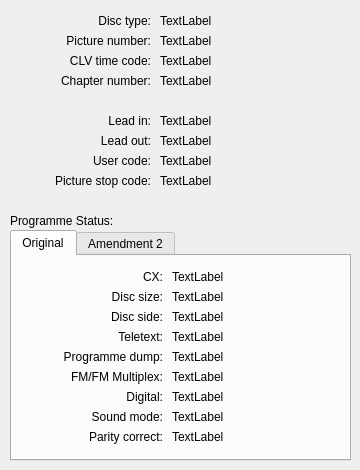
Old version of the form tools/ld-analyse/vbidialog.ui in the repository happycube/ld-decode.
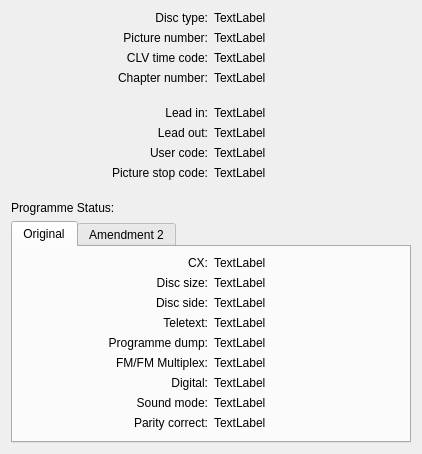
New version of the form. The open tabs and pages were chosen to show the change.

The edit to the form file:
```diff
--- a/tools/ld-analyse/vbidialog.ui
+++ b/tools/ld-analyse/vbidialog.ui
@@ -25,15 +25,58 @@
   <property name="windowTitle">
    <string>Decoded VBI</string>
   </property>
+  <layout class="QVBoxLayout" name="verticalLayout">
+   <property name="sizeConstraint">
+    <enum>QLayout::SetFixedSize</enum>
+   </property>
+   <item>
+    <widget class="QWidget" name="widget" native="true">
+     <layout class="QGridLayout" name="gridLayout">
+      <property name="leftMargin">
+       <number>0</number>
+      </property>
+      <property name="topMargin">
+       <number>0</number>
+      </property>
+      <property name="rightMargin">
+       <number>0</number>
+      </property>
+      <property name="bottomMargin">
+       <number>0</number>
+      </property>
+      <item row="5" column="1">
+       <widget class="QLabel" name="leadInLabel">
+        <property name="text">
+         <string>TextLabel</string>
+        </property>
+       </widget>
+      </item>
+      <item row="9" column="1">
+       <widget class="QLabel" name="userCodeLabel">
+        <property name="text">
+         <string>TextLabel</string>
+        </property>
+       </widget>
+      </item>
+      <item row="8" column="1">
+       <widget class="QLabel" name="leadOutLabel">
+        <property name="text">
+         <string>TextLabel</string>
+        </property>
+       </widget>
+      </item>
+      <item row="2" column="0">
+       <widget class="QLabel" name="label_7">
+        <property name="text">
+         <string>CLV time code:</string>
+        </property>
+        <property name="alignment">
+         <set>Qt::AlignRight|Qt::AlignTrailing|Qt::AlignVCenter</set>
+        </property>
+       </widget>
+      </item>
+      <item row="0" column="0">
   <widget class="QLabel" name="label">
-   <property name="geometry">
-    <rect>
-     <x>10</x>
-     <y>10</y>
-     <width>141</width>
-     <height>21</height>
-    </rect>
-   </property>
    <property name="text">
     <string>Disc type:</string>
    </property>
@@ -41,15 +84,40 @@
     <set>Qt::AlignRight|Qt::AlignTrailing|Qt::AlignVCenter</set>
    </property>
   </widget>
+      </item>
+      <item row="0" column="1">
+       <widget class="QLabel" name="discTypeLabel">
+        <property name="text">
+         <string>TextLabel</string>
+        </property>
+       </widget>
+      </item>
+      <item row="10" column="0">
+       <widget class="QLabel" name="label_6">
+        <property name="text">
+         <string>Picture stop code:</string>
+        </property>
+        <property name="alignment">
+         <set>Qt::AlignRight|Qt::AlignTrailing|Qt::AlignVCenter</set>
+        </property>
+       </widget>
+      </item>
+      <item row="1" column="1">
+       <widget class="QLabel" name="pictureNumberLabel">
+        <property name="text">
+         <string>TextLabel</string>
+        </property>
+       </widget>
+      </item>
+      <item row="3" column="1">
+       <widget class="QLabel" name="chapterNumberLabel">
+        <property name="text">
+         <string>TextLabel</string>
+        </property>
+       </widget>
+      </item>
+      <item row="5" column="0">
   <widget class="QLabel" name="label_2">
-   <property name="geometry">
-    <rect>
-     <x>10</x>
-     <y>110</y>
-     <width>141</width>
-     <height>21</height>
-    </rect>
-   </property>
    <property name="text">
     <string>Lead in:</string>
    </property>
@@ -57,47 +125,9 @@
     <set>Qt::AlignRight|Qt::AlignTrailing|Qt::AlignVCenter</set>
    </property>
   </widget>
-  <widget class="QLabel" name="label_3">
-   <property name="geometry">
-    <rect>
-     <x>10</x>
-     <y>130</y>
-     <width>141</width>
-     <height>21</height>
-    </rect>
-   </property>
-   <property name="text">
-    <string>Lead out:</string>
-   </property>
-   <property name="alignment">
-    <set>Qt::AlignRight|Qt::AlignTrailing|Qt::AlignVCenter</set>
-   </property>
-  </widget>
-  <widget class="QLabel" name="label_4">
-   <property name="geometry">
-    <rect>
-     <x>10</x>
-     <y>150</y>
-     <width>141</width>
-     <height>21</height>
-    </rect>
-   </property>
-   <property name="text">
-    <string>User code:</string>
-   </property>
-   <property name="alignment">
-    <set>Qt::AlignRight|Qt::AlignTrailing|Qt::AlignVCenter</set>
-   </property>
-  </widget>
+      </item>
+      <item row="1" column="0">
   <widget class="QLabel" name="label_5">
-   <property name="geometry">
-    <rect>
-     <x>10</x>
-     <y>30</y>
-     <width>141</width>
-     <height>21</height>
-    </rect>
-   </property>
    <property name="text">
     <string>Picture number:</string>
    </property>
@@ -105,138 +135,9 @@
     <set>Qt::AlignRight|Qt::AlignTrailing|Qt::AlignVCenter</set>
    </property>
   </widget>
-  <widget class="QLabel" name="label_6">
-   <property name="geometry">
-    <rect>
-     <x>10</x>
-     <y>170</y>
-     <width>141</width>
-     <height>21</height>
-    </rect>
-   </property>
-   <property name="text">
-    <string>Picture stop code:</string>
-   </property>
-   <property name="alignment">
-    <set>Qt::AlignRight|Qt::AlignTrailing|Qt::AlignVCenter</set>
-   </property>
-  </widget>
-  <widget class="QLabel" name="label_7">
-   <property name="geometry">
-    <rect>
-     <x>10</x>
-     <y>50</y>
-     <width>141</width>
-     <height>21</height>
-    </rect>
-   </property>
-   <property name="text">
-    <string>CLV time code:</string>
-   </property>
-   <property name="alignment">
-    <set>Qt::AlignRight|Qt::AlignTrailing|Qt::AlignVCenter</set>
-   </property>
-  </widget>
-  <widget class="QLabel" name="discTypeLabel">
-   <property name="geometry">
-    <rect>
-     <x>160</x>
-     <y>10</y>
-     <width>161</width>
-     <height>21</height>
-    </rect>
-   </property>
-   <property name="text">
-    <string>TextLabel</string>
-   </property>
-  </widget>
-  <widget class="QLabel" name="pictureNumberLabel">
-   <property name="geometry">
-    <rect>
-     <x>160</x>
-     <y>30</y>
-     <width>161</width>
-     <height>21</height>
-    </rect>
-   </property>
-   <property name="text">
-    <string>TextLabel</string>
-   </property>
-  </widget>
-  <widget class="QLabel" name="clvTimeCodeLabel">
-   <property name="geometry">
-    <rect>
-     <x>160</x>
-     <y>50</y>
-     <width>161</width>
-     <height>21</height>
-    </rect>
-   </property>
-   <property name="text">
-    <string>TextLabel</string>
-   </property>
-  </widget>
-  <widget class="QLabel" name="leadInLabel">
-   <property name="geometry">
-    <rect>
-     <x>160</x>
-     <y>110</y>
-     <width>161</width>
-     <height>21</height>
-    </rect>
-   </property>
-   <property name="text">
-    <string>TextLabel</string>
-   </property>
-  </widget>
-  <widget class="QLabel" name="leadOutLabel">
-   <property name="geometry">
-    <rect>
-     <x>160</x>
-     <y>130</y>
-     <width>161</width>
-     <height>21</height>
-    </rect>
-   </property>
-   <property name="text">
-    <string>TextLabel</string>
-   </property>
-  </widget>
-  <widget class="QLabel" name="userCodeLabel">
-   <property name="geometry">
-    <rect>
-     <x>160</x>
-     <y>150</y>
-     <width>161</width>
-     <height>21</height>
-    </rect>
-   </property>
-   <property name="text">
-    <string>TextLabel</string>
-   </property>
-  </widget>
-  <widget class="QLabel" name="pictureStopCodeLabel">
-   <property name="geometry">
-    <rect>
-     <x>160</x>
-     <y>170</y>
-     <width>161</width>
-     <height>21</height>
-    </rect>
-   </property>
-   <property name="text">
-    <string>TextLabel</string>
-   </property>
-  </widget>
+      </item>
+      <item row="3" column="0">
   <widget class="QLabel" name="label_8">
-   <property name="geometry">
-    <rect>
-     <x>10</x>
-     <y>70</y>
-     <width>141</width>
-     <height>21</height>
-    </rect>
-   </property>
    <property name="text">
     <string>Chapter number:</string>
    </property>
@@ -244,96 +145,147 @@
     <set>Qt::AlignRight|Qt::AlignTrailing|Qt::AlignVCenter</set>
    </property>
   </widget>
-  <widget class="QLabel" name="chapterNumberLabel">
-   <property name="geometry">
-    <rect>
-     <x>160</x>
-     <y>70</y>
-     <width>161</width>
-     <height>21</height>
-    </rect>
-   </property>
+      </item>
+      <item row="9" column="0">
+       <widget class="QLabel" name="label_4">
+        <property name="text">
+         <string>User code:</string>
+        </property>
+        <property name="alignment">
+         <set>Qt::AlignRight|Qt::AlignTrailing|Qt::AlignVCenter</set>
+        </property>
+       </widget>
+      </item>
+      <item row="8" column="0">
+       <widget class="QLabel" name="label_3">
    <property name="text">
+         <string>Lead out:</string>
+        </property>
+        <property name="alignment">
+         <set>Qt::AlignRight|Qt::AlignTrailing|Qt::AlignVCenter</set>
+        </property>
+       </widget>
+      </item>
+      <item row="2" column="1">
+       <widget class="QLabel" name="clvTimeCodeLabel">
+        <property name="text">
     <string>TextLabel</string>
    </property>
   </widget>
+      </item>
+      <item row="10" column="1">
+       <widget class="QLabel" name="pictureStopCodeLabel">
+        <property name="text">
+         <string>TextLabel</string>
+        </property>
+       </widget>
+      </item>
+      <item row="4" column="0">
+       <spacer name="verticalSpacer">
+        <property name="orientation">
+         <enum>Qt::Vertical</enum>
+        </property>
+        <property name="sizeType">
+         <enum>QSizePolicy::Minimum</enum>
+        </property>
+        <property name="sizeHint" stdset="0">
+         <size>
+          <width>20</width>
+          <height>15</height>
+         </size>
+        </property>
+       </spacer>
+      </item>
+     </layout>
+    </widget>
+   </item>
+   <item>
+    <spacer name="verticalSpacer_2">
+     <property name="orientation">
+      <enum>Qt::Vertical</enum>
+     </property>
+     <property name="sizeType">
+      <enum>QSizePolicy::Minimum</enum>
+     </property>
+     <property name="sizeHint" stdset="0">
+      <size>
+       <width>20</width>
+       <height>15</height>
+      </size>
+     </property>
+    </spacer>
+   </item>
+   <item>
+    <widget class="QLabel" name="label_19">
+     <property name="sizePolicy">
+      <sizepolicy hsizetype="MinimumExpanding" vsizetype="Preferred">
+       <horstretch>0</horstretch>
+       <verstretch>0</verstretch>
+      </sizepolicy>
+     </property>
+     <property name="minimumSize">
+      <size>
+       <width>400</width>
+       <height>0</height>
+      </size>
+     </property>
+     <property name="text">
+      <string>Programme Status:</string>
+     </property>
+     <property name="alignment">
+      <set>Qt::AlignLeading|Qt::AlignLeft|Qt::AlignVCenter</set>
+     </property>
+    </widget>
+   </item>
+   <item>
   <widget class="QTabWidget" name="tabWidget">
-   <property name="geometry">
-    <rect>
-     <x>10</x>
-     <y>230</y>
-     <width>341</width>
-     <height>231</height>
-    </rect>
-   </property>
    <property name="currentIndex">
-    <number>1</number>
+      <number>0</number>
    </property>
    <widget class="QWidget" name="tab">
     <attribute name="title">
      <string>Original</string>
     </attribute>
-    <widget class="QLabel" name="parityCorrectLabel">
-     <property name="geometry">
-      <rect>
-       <x>160</x>
-       <y>170</y>
-       <width>171</width>
-       <height>21</height>
-      </rect>
-     </property>
+      <layout class="QGridLayout" name="gridLayout_2">
+       <item row="0" column="0">
+        <widget class="QLabel" name="label_10">
      <property name="text">
-      <string>TextLabel</string>
-     </property>
-    </widget>
-    <widget class="QLabel" name="cxLabel">
-     <property name="geometry">
-      <rect>
-       <x>160</x>
-       <y>10</y>
-       <width>171</width>
-       <height>21</height>
-      </rect>
-     </property>
+          <string>CX:</string>
+         </property>
+         <property name="alignment">
+          <set>Qt::AlignRight|Qt::AlignTrailing|Qt::AlignVCenter</set>
+         </property>
+        </widget>
+       </item>
+       <item row="3" column="0">
+        <widget class="QLabel" name="label_13">
      <property name="text">
-      <string>TextLabel</string>
-     </property>
-    </widget>
-    <widget class="QLabel" name="programmeDumpLabel">
-     <property name="geometry">
-      <rect>
-       <x>160</x>
-       <y>90</y>
-       <width>171</width>
-       <height>21</height>
-      </rect>
-     </property>
+          <string>Teletext:</string>
+         </property>
+         <property name="alignment">
+          <set>Qt::AlignRight|Qt::AlignTrailing|Qt::AlignVCenter</set>
+         </property>
+        </widget>
+       </item>
+       <item row="7" column="0">
+        <widget class="QLabel" name="label_17">
      <property name="text">
-      <string>TextLabel</string>
-     </property>
-    </widget>
+          <string>Sound mode:</string>
+         </property>
+         <property name="alignment">
+          <set>Qt::AlignRight|Qt::AlignTrailing|Qt::AlignVCenter</set>
+         </property>
+        </widget>
+       </item>
+       <item row="1" column="1">
     <widget class="QLabel" name="discSizeLabel">
-     <property name="geometry">
-      <rect>
-       <x>160</x>
-       <y>30</y>
-       <width>171</width>
-       <height>21</height>
-      </rect>
-     </property>
      <property name="text">
       <string>TextLabel</string>
      </property>
     </widget>
+       </item>
+       <item row="5" column="0">
     <widget class="QLabel" name="label_15">
-     <property name="geometry">
-      <rect>
-       <x>10</x>
-       <y>110</y>
-       <width>141</width>
-       <height>21</height>
-      </rect>
-     </property>
      <property name="text">
       <string>FM/FM Multiplex:</string>
      </property>
@@ -341,105 +293,85 @@
       <set>Qt::AlignRight|Qt::AlignTrailing|Qt::AlignVCenter</set>
      </property>
     </widget>
-    <widget class="QLabel" name="label_13">
-     <property name="geometry">
-      <rect>
-       <x>10</x>
-       <y>70</y>
-       <width>141</width>
-       <height>21</height>
-      </rect>
-     </property>
-     <property name="text">
-      <string>Teletext:</string>
-     </property>
-     <property name="alignment">
-      <set>Qt::AlignRight|Qt::AlignTrailing|Qt::AlignVCenter</set>
-     </property>
-    </widget>
-    <widget class="QLabel" name="label_12">
-     <property name="geometry">
-      <rect>
-       <x>10</x>
-       <y>50</y>
-       <width>141</width>
-       <height>21</height>
-      </rect>
-     </property>
-     <property name="text">
-      <string>Disc side:</string>
-     </property>
-     <property name="alignment">
-      <set>Qt::AlignRight|Qt::AlignTrailing|Qt::AlignVCenter</set>
-     </property>
-    </widget>
+       </item>
+       <item row="3" column="1">
     <widget class="QLabel" name="teletextLabel">
-     <property name="geometry">
-      <rect>
-       <x>160</x>
-       <y>70</y>
-       <width>171</width>
-       <height>21</height>
-      </rect>
-     </property>
      <property name="text">
       <string>TextLabel</string>
      </property>
     </widget>
-    <widget class="QLabel" name="label_11">
-     <property name="geometry">
-      <rect>
-       <x>10</x>
-       <y>30</y>
-       <width>141</width>
-       <height>21</height>
-      </rect>
-     </property>
+       </item>
+       <item row="6" column="1">
+        <widget class="QLabel" name="digitalLabel">
+         <property name="text">
+          <string>TextLabel</string>
+         </property>
+        </widget>
+       </item>
+       <item row="2" column="0">
+        <widget class="QLabel" name="label_12">
      <property name="text">
-      <string>Disc size:</string>
+          <string>Disc side:</string>
      </property>
      <property name="alignment">
       <set>Qt::AlignRight|Qt::AlignTrailing|Qt::AlignVCenter</set>
      </property>
     </widget>
+       </item>
+       <item row="0" column="1">
+        <widget class="QLabel" name="cxLabel">
+         <property name="text">
+          <string>TextLabel</string>
+         </property>
+        </widget>
+       </item>
+       <item row="7" column="1">
     <widget class="QLabel" name="soundModeLabel">
-     <property name="geometry">
-      <rect>
-       <x>160</x>
-       <y>150</y>
-       <width>171</width>
-       <height>21</height>
-      </rect>
-     </property>
      <property name="text">
       <string>TextLabel</string>
      </property>
     </widget>
-    <widget class="QLabel" name="label_10">
-     <property name="geometry">
-      <rect>
-       <x>10</x>
-       <y>10</y>
-       <width>141</width>
-       <height>21</height>
-      </rect>
-     </property>
+       </item>
+       <item row="9" column="0">
+        <widget class="QLabel" name="label_18">
      <property name="text">
-      <string>CX:</string>
+          <string>Parity correct:</string>
      </property>
      <property name="alignment">
       <set>Qt::AlignRight|Qt::AlignTrailing|Qt::AlignVCenter</set>
      </property>
     </widget>
+       </item>
+       <item row="4" column="1">
+        <widget class="QLabel" name="programmeDumpLabel">
+         <property name="text">
+          <string>TextLabel</string>
+         </property>
+        </widget>
+       </item>
+       <item row="2" column="1">
+        <widget class="QLabel" name="discSideLabel">
+         <property name="text">
+          <string>TextLabel</string>
+         </property>
+        </widget>
+       </item>
+       <item row="5" column="1">
+        <widget class="QLabel" name="fmFmMultiplexLabel">
+         <property name="text">
+          <string>TextLabel</string>
+         </property>
+        </widget>
+       </item>
+       <item row="9" column="1">
+        <widget class="QLabel" name="parityCorrectLabel">
+         <property name="text">
+          <string>TextLabel</string>
+         </property>
+        </widget>
+       </item>
+       <item row="4" column="0">
     <widget class="QLabel" name="label_14">
-     <property name="geometry">
-      <rect>
-       <x>10</x>
-       <y>90</y>
-       <width>141</width>
-       <height>21</height>
-      </rect>
-     </property>
      <property name="text">
       <string>Programme dump:</string>
      </property>
@@ -447,28 +379,9 @@
       <set>Qt::AlignRight|Qt::AlignTrailing|Qt::AlignVCenter</set>
      </property>
     </widget>
-    <widget class="QLabel" name="fmFmMultiplexLabel">
-     <property name="geometry">
-      <rect>
-       <x>160</x>
-       <y>110</y>
-       <width>171</width>
-       <height>21</height>
-      </rect>
-     </property>
-     <property name="text">
-      <string>TextLabel</string>
-     </property>
-    </widget>
+       </item>
+       <item row="6" column="0">
     <widget class="QLabel" name="label_16">
-     <property name="geometry">
-      <rect>
-       <x>10</x>
-       <y>130</y>
-       <width>141</width>
-       <height>21</height>
-      </rect>
-     </property>
      <property name="text">
       <string>Digital:</string>
      </property>
@@ -476,204 +389,73 @@
       <set>Qt::AlignRight|Qt::AlignTrailing|Qt::AlignVCenter</set>
      </property>
     </widget>
-    <widget class="QLabel" name="digitalLabel">
-     <property name="geometry">
-      <rect>
-       <x>160</x>
-       <y>130</y>
-       <width>171</width>
-       <height>21</height>
-      </rect>
-     </property>
+       </item>
+       <item row="1" column="0">
+        <widget class="QLabel" name="label_11">
      <property name="text">
-      <string>TextLabel</string>
-     </property>
-    </widget>
-    <widget class="QLabel" name="discSideLabel">
-     <property name="geometry">
-      <rect>
-       <x>160</x>
-       <y>50</y>
-       <width>171</width>
-       <height>21</height>
-      </rect>
-     </property>
-     <property name="text">
-      <string>TextLabel</string>
-     </property>
-    </widget>
-    <widget class="QLabel" name="label_17">
-     <property name="geometry">
-      <rect>
-       <x>10</x>
-       <y>150</y>
-       <width>141</width>
-       <height>21</height>
-      </rect>
-     </property>
-     <property name="text">
-      <string>Sound mode:</string>
-     </property>
+          <string>Disc size:</string>
+         </property>
      <property name="alignment">
       <set>Qt::AlignRight|Qt::AlignTrailing|Qt::AlignVCenter</set>
      </property>
     </widget>
-    <widget class="QLabel" name="label_18">
-     <property name="geometry">
-      <rect>
-       <x>10</x>
-       <y>170</y>
-       <width>141</width>
-       <height>21</height>
-      </rect>
-     </property>
-     <property name="text">
-      <string>Parity correct:</string>
-     </property>
-     <property name="alignment">
-      <set>Qt::AlignRight|Qt::AlignTrailing|Qt::AlignVCenter</set>
-     </property>
-    </widget>
+       </item>
+       <item row="10" column="0">
+        <spacer name="verticalSpacer_4">
+         <property name="orientation">
+          <enum>Qt::Vertical</enum>
+         </property>
+         <property name="sizeHint" stdset="0">
+          <size>
+           <width>20</width>
+           <height>0</height>
+          </size>
+         </property>
+        </spacer>
+       </item>
+      </layout>
    </widget>
    <widget class="QWidget" name="tab_2">
     <attribute name="title">
      <string>Amendment 2</string>
     </attribute>
-    <widget class="QLabel" name="label_20">
-     <property name="geometry">
-      <rect>
-       <x>10</x>
-       <y>130</y>
-       <width>141</width>
-       <height>21</height>
-      </rect>
-     </property>
+      <layout class="QGridLayout" name="gridLayout_3">
+       <item row="0" column="0">
+        <widget class="QLabel" name="label_23">
      <property name="text">
-      <string>Sound mode:</string>
+          <string>CX:</string>
      </property>
      <property name="alignment">
       <set>Qt::AlignRight|Qt::AlignTrailing|Qt::AlignVCenter</set>
      </property>
     </widget>
-    <widget class="QLabel" name="copyAllowedLabelAm2">
-     <property name="geometry">
-      <rect>
-       <x>160</x>
-       <y>90</y>
-       <width>171</width>
-       <height>21</height>
-      </rect>
-     </property>
-     <property name="text">
-      <string>TextLabel</string>
-     </property>
-    </widget>
-    <widget class="QLabel" name="soundModeLabelAm2">
-     <property name="geometry">
-      <rect>
-       <x>160</x>
-       <y>130</y>
-       <width>171</width>
-       <height>21</height>
-      </rect>
-     </property>
-     <property name="text">
-      <string>TextLabel</string>
-     </property>
-    </widget>
-    <widget class="QLabel" name="standardVideoLabelAm2">
-     <property name="geometry">
-      <rect>
-       <x>160</x>
-       <y>110</y>
-       <width>171</width>
-       <height>21</height>
-      </rect>
-     </property>
-     <property name="text">
-      <string>TextLabel</string>
-     </property>
-    </widget>
+       </item>
+       <item row="0" column="1">
     <widget class="QLabel" name="cxLabelAm2">
-     <property name="geometry">
-      <rect>
-       <x>160</x>
-       <y>10</y>
-       <width>171</width>
-       <height>21</height>
-      </rect>
-     </property>
      <property name="text">
       <string>TextLabel</string>
      </property>
     </widget>
+       </item>
+       <item row="1" column="0">
+        <widget class="QLabel" name="label_26">
+         <property name="text">
+          <string>Disc size:</string>
+         </property>
+         <property name="alignment">
+          <set>Qt::AlignRight|Qt::AlignTrailing|Qt::AlignVCenter</set>
+         </property>
+        </widget>
+       </item>
+       <item row="1" column="1">
     <widget class="QLabel" name="discSizeLabelAm2">
-     <property name="geometry">
-      <rect>
-       <x>160</x>
-       <y>30</y>
-       <width>171</width>
-       <height>21</height>
-      </rect>
-     </property>
      <property name="text">
       <string>TextLabel</string>
      </property>
     </widget>
-    <widget class="QLabel" name="label_22">
-     <property name="geometry">
-      <rect>
-       <x>10</x>
-       <y>90</y>
-       <width>141</width>
-       <height>21</height>
-      </rect>
-     </property>
-     <property name="text">
-      <string>Copy allowed:</string>
-     </property>
-     <property name="alignment">
-      <set>Qt::AlignRight|Qt::AlignTrailing|Qt::AlignVCenter</set>
-     </property>
-    </widget>
-    <widget class="QLabel" name="label_23">
-     <property name="geometry">
-      <rect>
-       <x>10</x>
-       <y>10</y>
-       <width>141</width>
-       <height>21</height>
-      </rect>
-     </property>
-     <property name="text">
-      <string>CX:</string>
-     </property>
-     <property name="alignment">
-      <set>Qt::AlignRight|Qt::AlignTrailing|Qt::AlignVCenter</set>
-     </property>
-    </widget>
-    <widget class="QLabel" name="discSideLabelAm2">
-     <property name="geometry">
-      <rect>
-       <x>160</x>
-       <y>50</y>
-       <width>171</width>
-       <height>21</height>
-      </rect>
-     </property>
-     <property name="text">
-      <string>TextLabel</string>
-     </property>
-    </widget>
+       </item>
+       <item row="2" column="0">
     <widget class="QLabel" name="label_24">
-     <property name="geometry">
-      <rect>
-       <x>10</x>
-       <y>50</y>
-       <width>141</width>
-       <height>21</height>
-      </rect>
-     </property>
      <property name="text">
       <string>Disc side:</string>
      </property>
@@ -681,28 +463,16 @@
       <set>Qt::AlignRight|Qt::AlignTrailing|Qt::AlignVCenter</set>
      </property>
     </widget>
-    <widget class="QLabel" name="teletextLabelAm2">
-     <property name="geometry">
-      <rect>
-       <x>160</x>
-       <y>70</y>
-       <width>171</width>
-       <height>21</height>
-      </rect>
-     </property>
+       </item>
+       <item row="2" column="1">
+        <widget class="QLabel" name="discSideLabelAm2">
      <property name="text">
       <string>TextLabel</string>
      </property>
     </widget>
+       </item>
+       <item row="3" column="0">
     <widget class="QLabel" name="label_25">
-     <property name="geometry">
-      <rect>
-       <x>10</x>
-       <y>70</y>
-       <width>141</width>
-       <height>21</height>
-      </rect>
-     </property>
      <property name="text">
       <string>Teletext:</string>
      </property>
@@ -710,31 +480,33 @@
       <set>Qt::AlignRight|Qt::AlignTrailing|Qt::AlignVCenter</set>
      </property>
     </widget>
-    <widget class="QLabel" name="label_26">
-     <property name="geometry">
-      <rect>
-       <x>10</x>
-       <y>30</y>
-       <width>141</width>
-       <height>21</height>
-      </rect>
-     </property>
+       </item>
+       <item row="3" column="1">
+        <widget class="QLabel" name="teletextLabelAm2">
+         <property name="text">
+          <string>TextLabel</string>
+         </property>
+        </widget>
+       </item>
+       <item row="4" column="0">
+        <widget class="QLabel" name="label_22">
      <property name="text">
-      <string>Disc size:</string>
+          <string>Copy allowed:</string>
      </property>
      <property name="alignment">
       <set>Qt::AlignRight|Qt::AlignTrailing|Qt::AlignVCenter</set>
      </property>
     </widget>
+       </item>
+       <item row="4" column="1">
+        <widget class="QLabel" name="copyAllowedLabelAm2">
+         <property name="text">
+          <string>TextLabel</string>
+         </property>
+        </widget>
+       </item>
+       <item row="5" column="0">
     <widget class="QLabel" name="label_27">
-     <property name="geometry">
-      <rect>
-       <x>10</x>
-       <y>110</y>
-       <width>141</width>
-       <height>21</height>
-      </rect>
-     </property>
      <property name="text">
       <string>Standard Video:</string>
      </property>
@@ -742,24 +514,49 @@
       <set>Qt::AlignRight|Qt::AlignTrailing|Qt::AlignVCenter</set>
      </property>
     </widget>
-   </widget>
-  </widget>
-  <widget class="QLabel" name="label_19">
-   <property name="geometry">
-    <rect>
-     <x>10</x>
-     <y>210</y>
-     <width>221</width>
-     <height>21</height>
-    </rect>
-   </property>
+       </item>
+       <item row="5" column="1">
+        <widget class="QLabel" name="standardVideoLabelAm2">
+         <property name="text">
+          <string>TextLabel</string>
+         </property>
+        </widget>
+       </item>
+       <item row="6" column="0">
+        <widget class="QLabel" name="label_20">
    <property name="text">
-    <string>Programme Status:</string>
+          <string>Sound mode:</string>
    </property>
    <property name="alignment">
-    <set>Qt::AlignLeading|Qt::AlignLeft|Qt::AlignVCenter</set>
-   </property>
-  </widget>
+          <set>Qt::AlignRight|Qt::AlignTrailing|Qt::AlignVCenter</set>
+         </property>
+        </widget>
+       </item>
+       <item row="6" column="1">
+        <widget class="QLabel" name="soundModeLabelAm2">
+         <property name="text">
+          <string>TextLabel</string>
+         </property>
+        </widget>
+       </item>
+       <item row="7" column="0">
+        <spacer name="verticalSpacer_3">
+         <property name="orientation">
+          <enum>Qt::Vertical</enum>
+         </property>
+         <property name="sizeHint" stdset="0">
+          <size>
+           <width>20</width>
+           <height>0</height>
+          </size>
+         </property>
+        </spacer>
+       </item>
+      </layout>
+     </widget>
+    </widget>
+   </item>
+  </layout>
  </widget>
  <resources/>
  <connections/>
```
Lines whose indentation alone changed are shown as unchanged.
